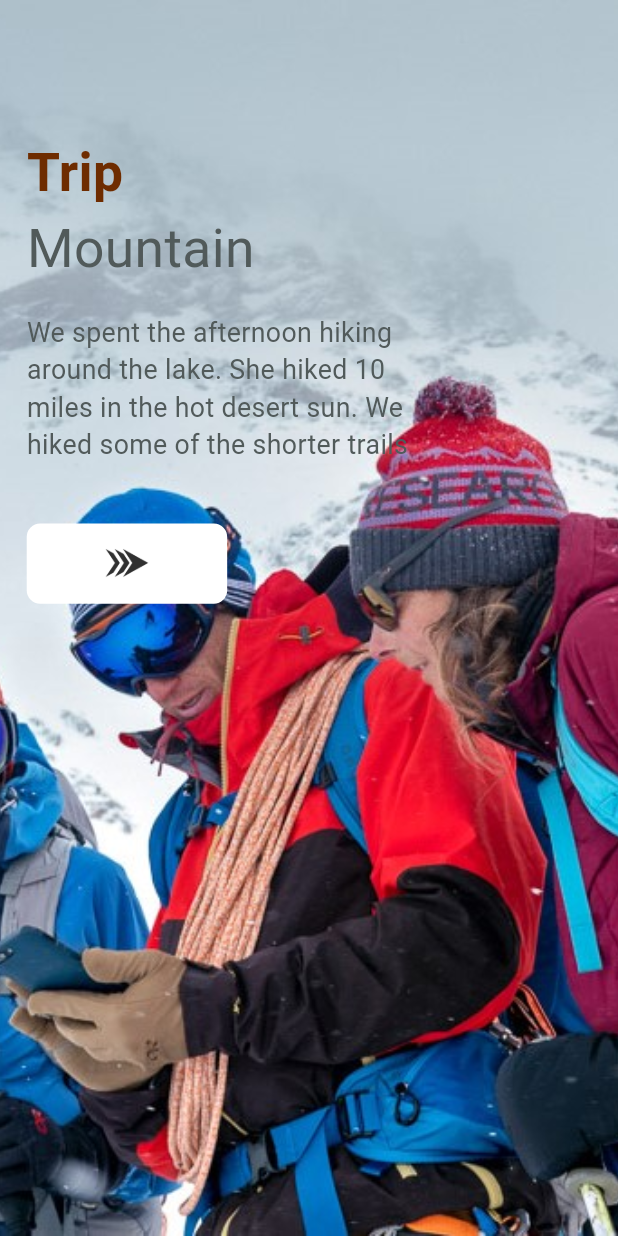
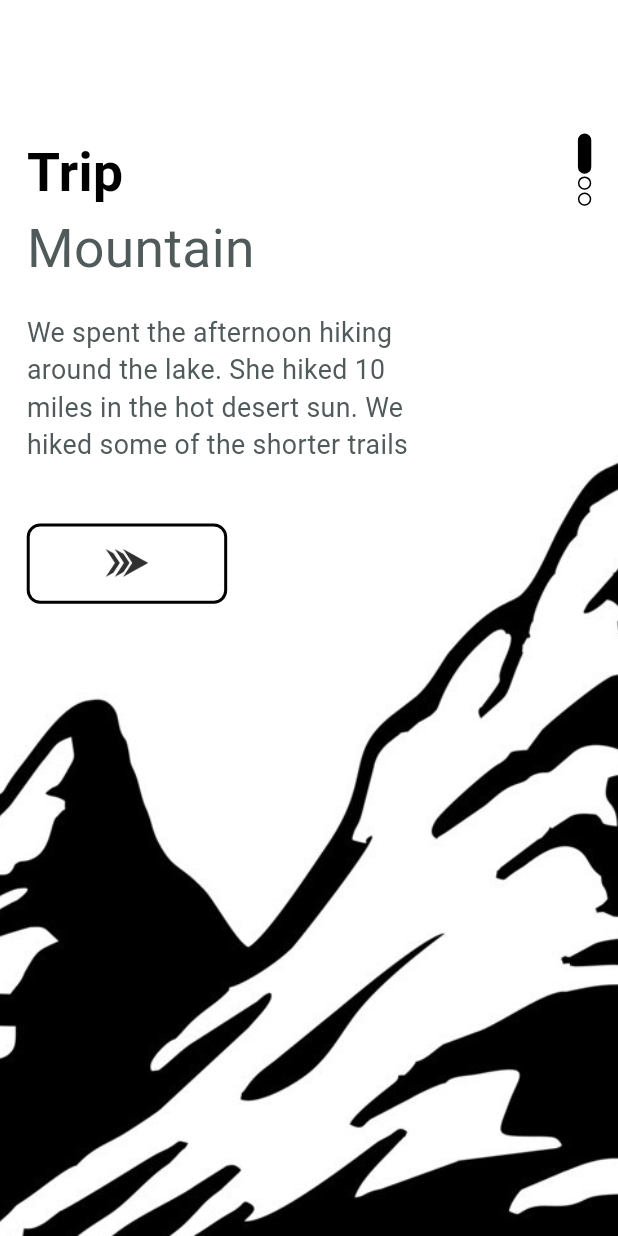
Before and after one commit to Kumail-Raza-Bangash/travel_app_bloc, a Flutter app: the screen it shows after launch, on a phone screen of 412 x 824 dp. Run offline on Flutter 3.47's test engine with Material 3 defaults, Android fonts, the light colour scheme and no system bars.

Commit message:
Updated Code for DOTTED

```diff
--- a/lib/pages/welcome_page.dart
+++ b/lib/pages/welcome_page.dart
@@ -44,14 +44,16 @@ class _WelcomePageState extends State<WelcomePage> {
                   right: Dimensions.width20,
                 ),
                 child: Row(
+                  mainAxisAlignment: MainAxisAlignment.spaceBetween,
                   children: [
+                    // Column For TEXT
                     Column(
                       crossAxisAlignment: CrossAxisAlignment.start,
                       children: [
                         BigText(
                           text: "Trip",
                           size: Dimensions.font20 * 2,
-                          color: AppColor.primaryColor,
+                          color: AppColor.blackColor,
                         ),
                         SmallText(
                           text: "Mountain",
@@ -69,9 +71,36 @@ class _WelcomePageState extends State<WelcomePage> {
                         SizedBox(height: Dimensions.height45),
                         ResponsiveButton(
                           width: Dimensions.width30 * 5,
+                          color: AppColor.whiteColor,
                         ),
                       ],
-                    )
+                    ),
+
+                    //Column For DOOTED
+                    Column(
+                      children: List.generate(3, (indexDots) {
+                        return Container(
+                          margin:
+                              EdgeInsets.only(bottom: Dimensions.height10 / 5),
+                          width: Dimensions.width10,
+                          height: index == indexDots
+                              ? Dimensions.height30
+                              : Dimensions.height10,
+                          decoration: BoxDecoration(
+                            border: Border.all(
+                              color: AppColor.blackColor,
+                            ),
+                            borderRadius:
+                                BorderRadius.circular(Dimensions.radius15 / 2),
+                            color: index == indexDots
+                                ? AppColor.blackColor
+                                : AppColor.whiteColor,
+                          ),
+                        );
+                      }),
+                    ),
+
+                    //
                   ],
                 ),
               ),
--- a/lib/widgets/responsive_button.dart
+++ b/lib/widgets/responsive_button.dart
@@ -1,13 +1,20 @@
 import 'package:flutter/material.dart';
+import 'package:flutter/widgets.dart';
 import 'package:travel_app_bloc/app_constants/colors.dart';
 import 'package:travel_app_bloc/app_constants/dimensions.dart';
 
 // ignore: must_be_immutable
 class ResponsiveButton extends StatelessWidget {
   bool? isResponsive;
+  Color? color;
   double? width;
 
-  ResponsiveButton({super.key, this.isResponsive, this.width});
+  ResponsiveButton({
+    super.key,
+    this.isResponsive,
+    this.width,
+    this.color,
+  });
 
   @override
   Widget build(BuildContext context) {
@@ -16,7 +23,11 @@ class ResponsiveButton extends StatelessWidget {
       height: Dimensions.height30 * 2,
       decoration: BoxDecoration(
         borderRadius: BorderRadius.circular(Dimensions.radius20 / 2),
-        color: AppColor.whiteColor,
+        color: color,
+        border: Border.all(
+          color: AppColor.blackColor,
+          width: 2,
+        ),
       ),
       child: Row(
         mainAxisAlignment: MainAxisAlignment.center,
```
Also changed, not shown: assets/images/welcome_one.jpg, assets/images/welcome_three.jpg, assets/images/welcome_two.jpg.
